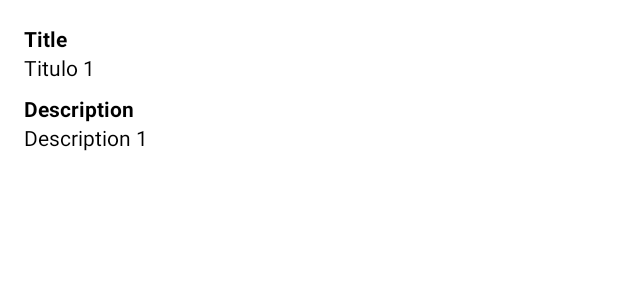
After one commit to enzoap/NewYorkBooks, an Android app: the layout activity_book_details.xml on its own in the app's theme, with its tools: preview values and no code run, on a phone screen of 412 x 824 dp. The commit adds this screen. Shown: the top 300 px of the screen. Run offline under Robolectric (Android 15) with nearby library versions, the phone set to English and light mode, and no system bars.

Commit message:
Finalização do app.

```diff
--- a/app/src/main/AndroidManifest.xml
+++ b/app/src/main/AndroidManifest.xml
@@ -2,7 +2,7 @@
 <manifest xmlns:android="http://schemas.android.com/apk/res/android"
     package="com.example.nybooks">
 
-    <uses-permission android:name="android.permission.INTERNET"/>
+    <uses-permission android:name="android.permission.INTERNET" />
 
     <application
         android:allowBackup="true"
@@ -11,6 +11,7 @@
         android:roundIcon="@mipmap/ic_launcher_round"
         android:supportsRtl="true"
         android:theme="@style/Theme.NyBooks">
+        <activity android:name=".presentation.details.BookDetailsActivity"></activity>
         <activity android:name=".presentation.books.BooksActivity">
             <intent-filter>
                 <action android:name="android.intent.action.MAIN" />
--- a/app/src/main/java/com/example/nybooks/data/model/Book.kt
+++ b/app/src/main/java/com/example/nybooks/data/model/Book.kt
@@ -2,5 +2,6 @@ package com.example.nybooks.data.model
 
 data class Book(
     val title: String,
-    val author: String
+    val author: String,
+    val description: String
 )
--- a/app/src/main/java/com/example/nybooks/presentation/books/BooksActivity.kt
+++ b/app/src/main/java/com/example/nybooks/presentation/books/BooksActivity.kt
@@ -8,6 +8,7 @@ import androidx.recyclerview.widget.RecyclerView
 import com.example.nybooks.R
 import com.example.nybooks.data.response.MainRepository
 import com.example.nybooks.databinding.ActivityBooksBinding
+import com.example.nybooks.presentation.details.BookDetailsActivity
 
 class BooksActivity : AppCompatActivity() {
     private lateinit var binding: ActivityBooksBinding
@@ -27,7 +28,10 @@ class BooksActivity : AppCompatActivity() {
                 with(binding.recyclerBooks){
                     layoutManager = LinearLayoutManager(this@BooksActivity, RecyclerView.VERTICAL, false)
                     setHasFixedSize(true)
-                    adapter = BooksAdapter(books)
+                    adapter = BooksAdapter(books) {book ->
+                        val intent = BookDetailsActivity.getStartIntent(this@BooksActivity, book.title, book.description)
+                        this@BooksActivity.startActivity(intent)
+                    }
                 }
             }
         })
--- a/app/src/main/java/com/example/nybooks/presentation/books/BooksViewModel.kt
+++ b/app/src/main/java/com/example/nybooks/presentation/books/BooksViewModel.kt
@@ -28,7 +28,8 @@ class BooksViewModel(private val repository: MainRepository) : ViewModel() {
                         for (result in bookBodyResponse.bookResults){
                             val book = Book(
                                 title = result.bookDetails[0].title,
-                                author = result.bookDetails[0].author
+                                author = result.bookDetails[0].author,
+                                description = result.bookDetails[0].description
                             )
 
                             books.add(book)
--- /dev/null
+++ b/app/src/main/res/layout/activity_book_details.xml
@@ -0,0 +1,40 @@
+<?xml version="1.0" encoding="utf-8"?>
+<LinearLayout xmlns:android="http://schemas.android.com/apk/res/android"
+    xmlns:app="http://schemas.android.com/apk/res-auto"
+    xmlns:tools="http://schemas.android.com/tools"
+    android:layout_width="match_parent"
+    android:layout_height="match_parent"
+    tools:context=".presentation.details.BookDetailsActivity"
+    android:orientation="vertical"
+    android:padding="16dp">
+
+     <TextView
+         android:layout_width="match_parent"
+         android:layout_height="wrap_content"
+         android:text="@string/book_details_title_label"
+         android:textStyle="bold"
+         android:textColor="@color/black"/>
+
+    <TextView
+        android:id="@+id/bookDetailsTitle"
+        android:layout_width="wrap_content"
+        android:layout_height="wrap_content"
+        tools:text="Titulo 1"
+        android:textColor="@color/black"/>
+
+    <TextView
+        android:layout_width="match_parent"
+        android:layout_height="wrap_content"
+        android:text="@string/book_details_description_label"
+        android:textColor="@color/black"
+        android:textStyle="bold"
+        android:layout_marginTop="8dp"/>
+
+    <TextView
+        android:id="@+id/bookDetailsDescription"
+        android:layout_width="wrap_content"
+        android:layout_height="wrap_content"
+        tools:text="Description 1"
+        android:textColor="@color/black"/>
+
+</LinearLayout>
--- a/app/src/main/res/values/strings.xml
+++ b/app/src/main/res/values/strings.xml
@@ -3,4 +3,8 @@
 
     <!--     Books Activity -->
     <string name="books_title">Books</string>
+
+    <!--    Book Details Activity-->
+    <string name="book_details_title_label">Title</string>
+    <string name="book_details_description_label">Description</string>
 </resources>
```
Also changed, not shown: app/src/main/java/com/example/nybooks/data/response/MainRepository.kt (+7 -7 lines), app/src/main/java/com/example/nybooks/presentation/books/BooksAdapter.kt (+8 -5 lines), app/src/main/java/com/example/nybooks/presentation/details/BookDetailsActivity.kt (added, +35 -0 lines).
